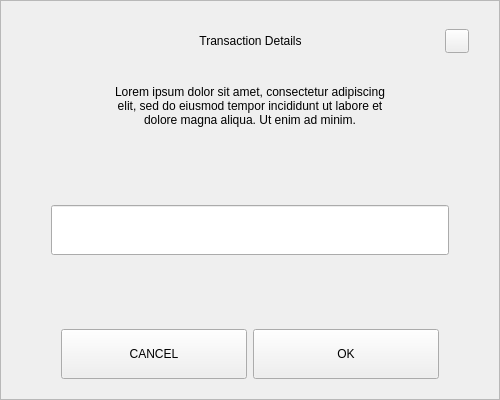
First picture: the form in src/qt/guapcoin/forms/sendchangeaddressdialog.ui, repository guapcrypto/Guapcoin, before the edit.
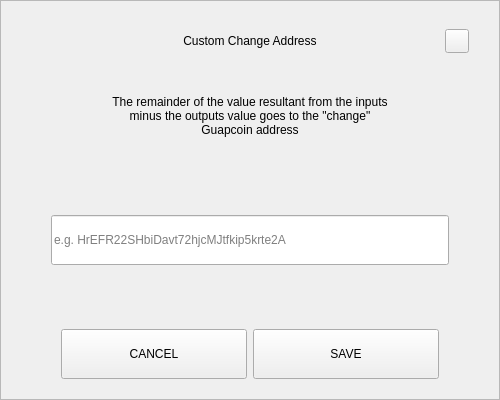
Second picture: the form after the edit.

```diff
--- a/src/qt/guapcoin/forms/sendchangeaddressdialog.ui
+++ b/src/qt/guapcoin/forms/sendchangeaddressdialog.ui
@@ -92,7 +92,7 @@
            <string notr="true">padding-left:24px;</string>
           </property>
           <property name="text">
-           <string>Transaction Details</string>
+           <string>Custom Change Address</string>
           </property>
           <property name="alignment">
            <set>Qt::AlignCenter</set>
@@ -160,11 +160,11 @@
         <property name="minimumSize">
          <size>
           <width>0</width>
-          <height>50</height>
+          <height>70</height>
          </size>
         </property>
         <property name="text">
-         <string>Lorem ipsum dolor sit amet, consectetur adipiscing elit, sed do eiusmod tempor incididunt ut labore et dolore magna aliqua. Ut enim ad minim.</string>
+         <string>The remainder of the value resultant from the inputs minus the outputs value goes to the &quot;change&quot; Guapcoin address</string>
         </property>
         <property name="alignment">
          <set>Qt::AlignCenter</set>
@@ -206,6 +206,9 @@
             <height>50</height>
            </size>
           </property>
+          <property name="placeholderText">
+           <string notr="true">e.g. HrEFR22SHbiDavt72hjcMJtfkip5krte2A</string>
+          </property>
          </widget>
         </item>
        </layout>
@@ -262,7 +265,7 @@
            <enum>Qt::NoFocus</enum>
           </property>
           <property name="text">
-           <string>OK</string>
+           <string>SAVE</string>
           </property>
          </widget>
         </item>
```
